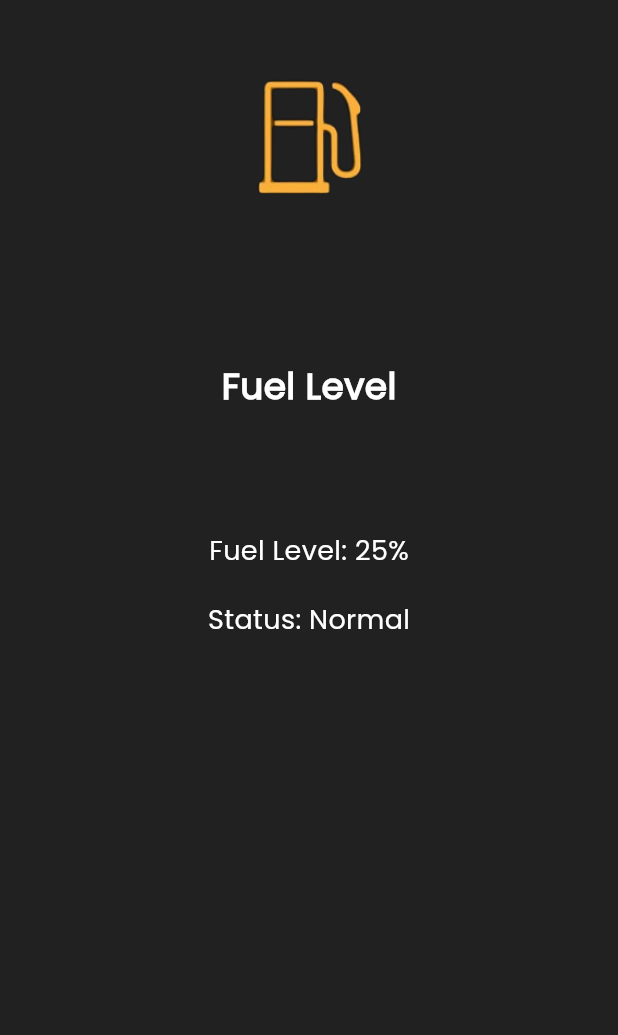
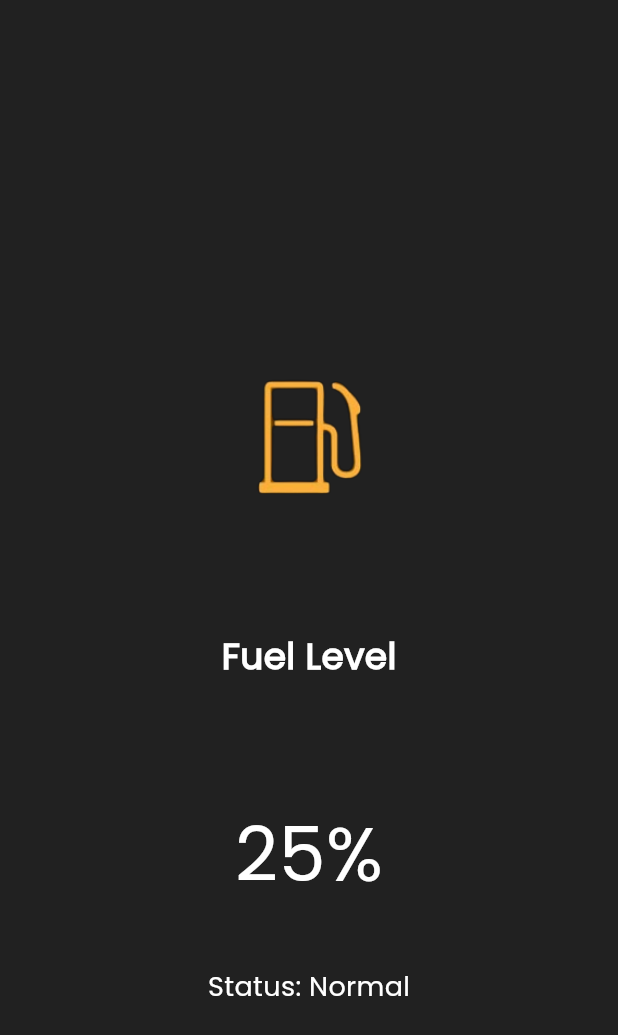
Before and after one commit to AshenDulsanka/IoT-PMS, a Flutter app: the Fuel screen opened directly, on a phone screen of 412 x 824 dp. Shown: the top 1035 px of the screen. Run offline on Flutter 3.47's test engine with Material 3 defaults, Android fonts, the phone set to English and light mode, and no system bars.

Commit message:
modified fuel and oil pressure pages

```diff
--- a/mobileapp/lib/pages/fuel.dart
+++ b/mobileapp/lib/pages/fuel.dart
@@ -10,7 +10,7 @@
       backgroundColor: Colors.grey[900],
       body: Center(
         child: Container(
-          padding: EdgeInsets.all(20.0),
+          padding: EdgeInsets.fromLTRB(20.0, 220.0, 20.0, 0.0),
           child: Column(
             mainAxisAlignment: MainAxisAlignment.start,
             children: [
@@ -20,7 +20,6 @@
                 height: 200,
                 alignment: Alignment.topCenter,
               ),
-              SizedBox(height: 20),
               Text(
                 "Fuel Level",
                 style: TextStyle(
@@ -32,15 +31,15 @@
               ),
               SizedBox(height: 80),
               Text(
-                "Fuel Level: 25%",
+                "25%",
                 style: TextStyle(
-                  fontSize: 18,
+                  fontSize: 50,
                   fontWeight: FontWeight.normal,
                   color: Colors.white,
                   fontFamily: "Poppins",
                 ),
               ),
-              SizedBox(height: 20),
+              SizedBox(height: 40),
               Text(
                 "Status: Normal",
                 style: TextStyle(
```
Also changed, not shown: mobileapp/lib/pages/oilpressure.dart (+4 -4 lines).
